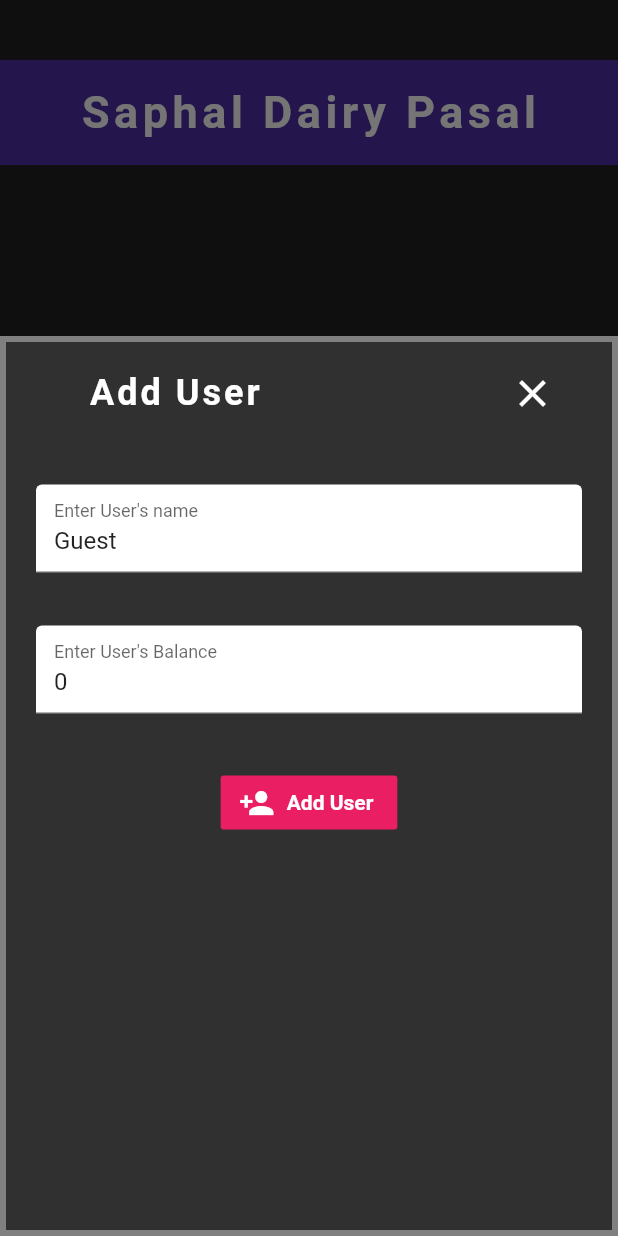
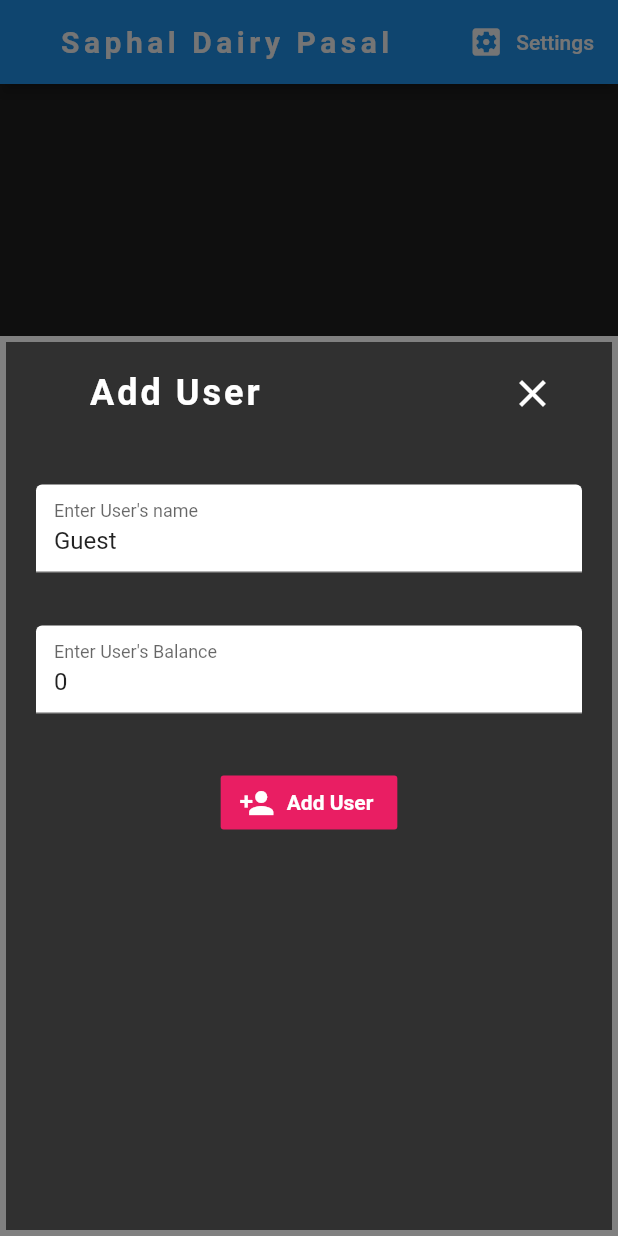
Before and after one commit to Cheyat-Dev/balance_app, a Flutter app: the screen it shows after launch, after a tap on the "add" icon, on a phone screen of 412 x 824 dp. Run offline on Flutter 3.47's test engine with Material 2 defaults, Android fonts, the phone set to English and light mode, and no system bars; our stand-ins replace cloud_firestore, firebase_core; accounts and stored records are empty.

```diff
--- a/lib/Custom_Widgets/user_card.dart
+++ b/lib/Custom_Widgets/user_card.dart
@@ -4,6 +4,9 @@ import 'package:vote_app/Custom_Widgets/edit_balance.dart';
 import 'package:vote_app/Custom_Widgets/settings_form.dart';
 
 class UserCards extends StatefulWidget {
+  int maxSliderValue;
+  UserCards({this.maxSliderValue});
+
   @override
   _UserCardsState createState() => _UserCardsState();
 }
@@ -90,6 +93,7 @@ class _UserCardsState extends State<UserCards> {
                                         db: db,
                                         uid: doc.documentID,
                                         balance: doc.data()['balance'],
+                                        maxSliderValue: widget.maxSliderValue,
                                       );
                                     },
                                   );
--- a/lib/Pages/home.dart
+++ b/lib/Pages/home.dart
@@ -1,5 +1,6 @@
 import 'package:flutter/material.dart';
 import 'package:vote_app/Custom_Widgets/User_form.dart';
+import 'package:vote_app/Custom_Widgets/app_settings_form.dart';
 import 'package:vote_app/Custom_Widgets/user_card.dart';
 
 class Home extends StatefulWidget {
@@ -8,10 +9,62 @@ class Home extends StatefulWidget {
 }
 
 class _HomeState extends State<Home> {
+  int maxSliderValue = 200;
+
+  int updater(int toBeUpdatedValue) {
+    setState(() {
+      maxSliderValue = toBeUpdatedValue;
+    });
+    return maxSliderValue;
+  }
+
   @override
   Widget build(BuildContext context) {
     return Scaffold(
       backgroundColor: Colors.grey[900],
+      appBar: AppBar(
+        title: Padding(
+          padding: const EdgeInsets.all(0),
+          child: Container(
+            height: 70,
+            child: Center(
+                child: Text(
+              'Saphal Dairy Pasal',
+              style: TextStyle(
+                color: Colors.white,
+                fontSize: 20,
+                fontWeight: FontWeight.bold,
+                letterSpacing: 3,
+              ),
+            )),
+          ),
+        ),
+        actions: <Widget>[
+          FlatButton.icon(
+            onPressed: () {
+              showModalBottomSheet(
+                context: context,
+                builder: (context) {
+                  return AppSettings(
+                    maxSliderValue: maxSliderValue,
+                    updater: updater,
+                  );
+                },
+              );
+            },
+            icon: Icon(
+              Icons.settings_applications,
+              color: Colors.white,
+            ),
+            label: Text(
+              'Settings',
+              style: TextStyle(
+                color: Colors.white,
+              ),
+            ),
+          ),
+        ],
+      ),
       body: SafeArea(
         child: Center(
           child: Column(
@@ -19,33 +72,11 @@ class _HomeState extends State<Home> {
               SizedBox(
                 height: 40,
               ),
-
-              //List below
-              Padding(
-                padding: const EdgeInsets.all(0),
-                child: Container(
-                  color: Colors.deepPurple[700],
-                  height: 70,
-                  child: Center(
-                      child: Text(
-                    'Saphal Dairy Pasal',
-                    style: TextStyle(
-                      color: Colors.white,
-                      fontSize: 30,
-                      fontWeight: FontWeight.bold,
-                      letterSpacing: 3,
-                    ),
-                  )),
-                ),
-              ),
-              //List above
-
               SizedBox(
                 height: 40,
               ),
-
               Expanded(
-                child: UserCards(),
+                child: UserCards(maxSliderValue: maxSliderValue),
               ),
             ],
           ),
--- a/lib/main.dart
+++ b/lib/main.dart
@@ -1,4 +1,3 @@
-import 'package:cloud_firestore/cloud_firestore.dart';
 import 'package:flutter/material.dart';
 import 'package:firebase_core/firebase_core.dart';
 import 'package:vote_app/Pages/home.dart';
```
Also changed, not shown: lib/Custom_Widgets/app_settings_form.dart (added, +105 -0 lines), lib/Custom_Widgets/edit_balance.dart (+6 -3 lines).
